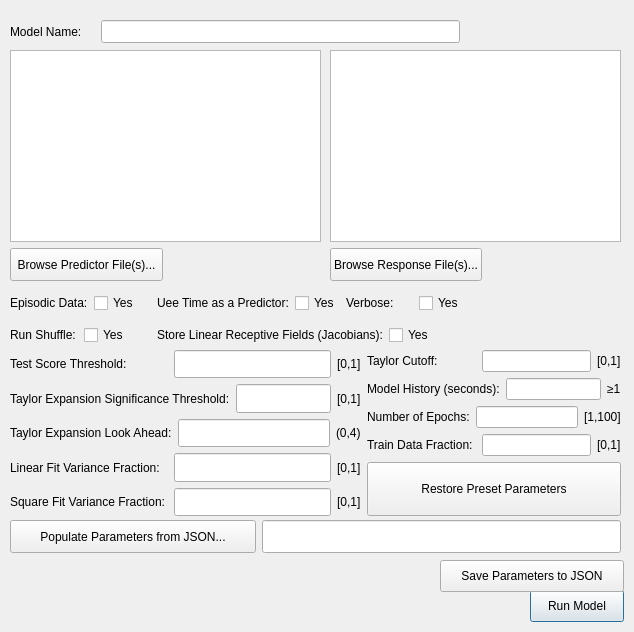
Old version of the form neuro_mine/ui/mine_form.ui in the repository matovic5/neuro_mine.
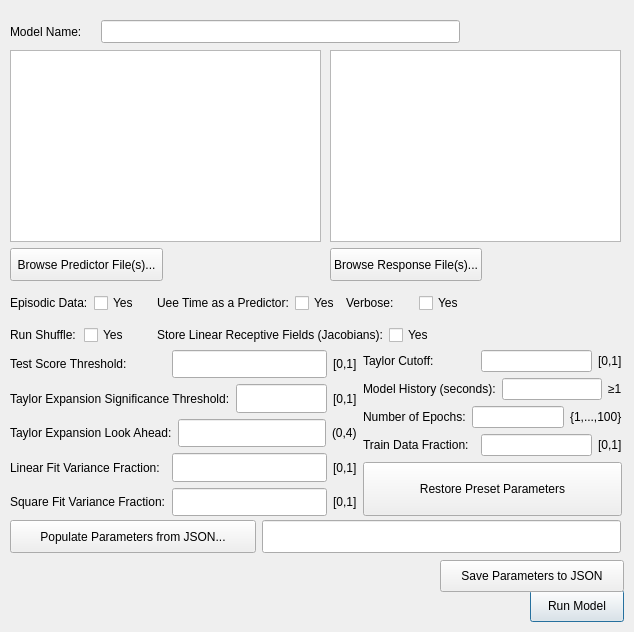
New version of the form. Icons and pictures are not drawn.

Commit message: Major update is to predict-gui to allow multiline processing

The edit to the form file:
```diff
--- a/neuro_mine/ui/mine_form.ui
+++ b/neuro_mine/ui/mine_form.ui
@@ -16,6 +16,11 @@
     <verstretch>0</verstretch>
    </sizepolicy>
   </property>
+  <property name="font">
+   <font>
+    <family>.AppleSystemUIFont</family>
+   </font>
+  </property>
   <property name="windowTitle">
    <string>Neuro MINE</string>
   </property>
@@ -448,7 +453,7 @@
     <rect>
      <x>10</x>
      <y>350</y>
-     <width>611</width>
+     <width>612</width>
      <height>166</height>
     </rect>
    </property>
@@ -773,7 +778,7 @@
         <item>
          <widget class="QLabel" name="label_27">
           <property name="text">
-           <string>[1,100]</string>
+           <string>{1,...,100}</string>
           </property>
          </widget>
         </item>
```
The commit also changes 5 other files.
